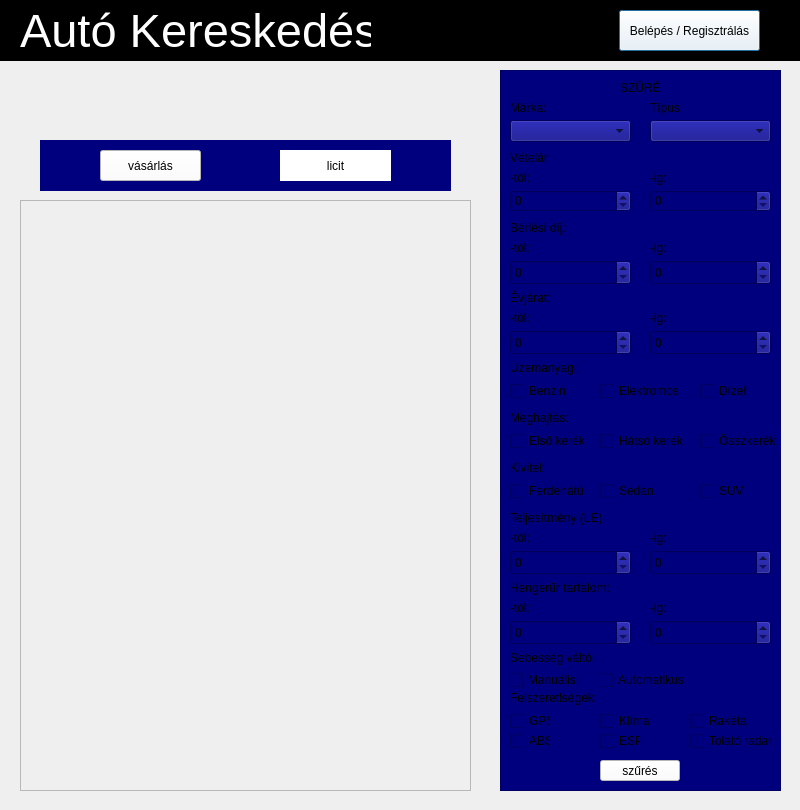
Old version of the form autokereskedes/dialog.ui in the repository adreszka/szoftverfejlesztes_beadando.
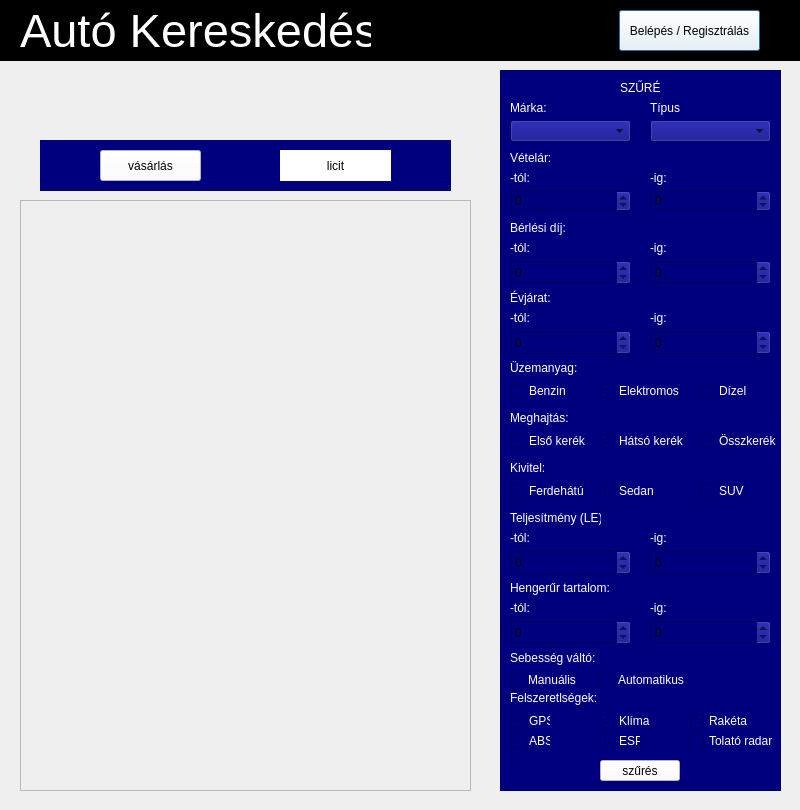
New version of the form. The open tabs and pages were chosen to show the change.

```diff
--- a/autokereskedes/dialog.ui
+++ b/autokereskedes/dialog.ui
@@ -150,6 +150,9 @@
         <height>16</height>
        </rect>
       </property>
+      <property name="styleSheet">
+       <string notr="true">color: rgb(255, 255, 255);</string>
+      </property>
       <property name="text">
        <string>Márka:</string>
       </property>
@@ -173,6 +176,9 @@
         <height>16</height>
        </rect>
       </property>
+      <property name="styleSheet">
+       <string notr="true">color: rgb(255, 255, 255);</string>
+      </property>
       <property name="text">
        <string>Típus:</string>
       </property>
@@ -196,6 +202,9 @@
         <height>16</height>
        </rect>
       </property>
+      <property name="styleSheet">
+       <string notr="true">color: rgb(255, 255, 255);</string>
+      </property>
       <property name="text">
        <string>Vételár:</string>
       </property>
@@ -222,6 +231,9 @@
         <height>16</height>
        </rect>
       </property>
+      <property name="styleSheet">
+       <string notr="true">color: rgb(255, 255, 255);</string>
+      </property>
       <property name="text">
        <string>-tól:</string>
       </property>
@@ -248,6 +260,9 @@
         <height>16</height>
        </rect>
       </property>
+      <property name="styleSheet">
+       <string notr="true">color: rgb(255, 255, 255);</string>
+      </property>
       <property name="text">
        <string>-ig:</string>
       </property>
@@ -261,6 +276,9 @@
         <height>16</height>
        </rect>
       </property>
+      <property name="styleSheet">
+       <string notr="true">color: rgb(255, 255, 255);</string>
+      </property>
       <property name="text">
        <string>SZŰRÉS</string>
       </property>
@@ -274,6 +292,9 @@
         <height>16</height>
        </rect>
       </property>
+      <property name="styleSheet">
+       <string notr="true">color: rgb(255, 255, 255);</string>
+      </property>
       <property name="text">
        <string>Bérlési díj:</string>
       </property>
@@ -287,6 +308,9 @@
         <height>16</height>
        </rect>
       </property>
+      <property name="styleSheet">
+       <string notr="true">color: rgb(255, 255, 255);</string>
+      </property>
       <property name="text">
        <string>-tól:</string>
       </property>
@@ -300,6 +324,9 @@
         <height>16</height>
        </rect>
       </property>
+      <property name="styleSheet">
+       <string notr="true">color: rgb(255, 255, 255);</string>
+      </property>
       <property name="text">
        <string>-ig:</string>
       </property>
@@ -339,6 +366,9 @@
         <height>16</height>
        </rect>
       </property>
+      <property name="styleSheet">
+       <string notr="true">color: rgb(255, 255, 255);</string>
+      </property>
       <property name="text">
        <string>Üzemanyag:</string>
       </property>
@@ -352,6 +382,9 @@
         <height>16</height>
        </rect>
       </property>
+      <property name="styleSheet">
+       <string notr="true">color: rgb(255, 255, 255);</string>
+      </property>
       <property name="text">
        <string>Meghajtás:</string>
       </property>
@@ -374,6 +407,9 @@
          <height>22</height>
         </rect>
        </property>
+       <property name="styleSheet">
+        <string notr="true">color: rgb(255, 255, 255);</string>
+       </property>
        <property name="text">
         <string>Benzin</string>
        </property>
@@ -390,6 +426,9 @@
          <height>22</height>
         </rect>
        </property>
+       <property name="styleSheet">
+        <string notr="true">color: rgb(255, 255, 255);</string>
+       </property>
        <property name="text">
         <string>Dízel</string>
        </property>
@@ -403,6 +442,9 @@
          <height>22</height>
         </rect>
        </property>
+       <property name="styleSheet">
+        <string notr="true">color: rgb(255, 255, 255);</string>
+       </property>
        <property name="text">
         <string>Elektromos</string>
        </property>
@@ -426,6 +468,9 @@
          <height>22</height>
         </rect>
        </property>
+       <property name="styleSheet">
+        <string notr="true">color: rgb(255, 255, 255);</string>
+       </property>
        <property name="text">
         <string>Első kerék</string>
        </property>
@@ -442,6 +487,9 @@
          <height>22</height>
         </rect>
        </property>
+       <property name="styleSheet">
+        <string notr="true">color: rgb(255, 255, 255);</string>
+       </property>
        <property name="text">
         <string>Hátsó kerék</string>
        </property>
@@ -455,6 +503,9 @@
          <height>22</height>
         </rect>
        </property>
+       <property name="styleSheet">
+        <string notr="true">color: rgb(255, 255, 255);</string>
+       </property>
        <property name="text">
         <string>Összkerék</string>
        </property>
@@ -469,6 +520,9 @@
         <height>16</height>
        </rect>
       </property>
+      <property name="styleSheet">
+       <string notr="true">color: rgb(255, 255, 255);</string>
+      </property>
       <property name="text">
        <string>Évjárat:</string>
       </property>
@@ -482,6 +536,9 @@
         <height>16</height>
        </rect>
       </property>
+      <property name="styleSheet">
+       <string notr="true">color: rgb(255, 255, 255);</string>
+      </property>
       <property name="text">
        <string>-tól:</string>
       </property>
@@ -495,6 +552,9 @@
         <height>16</height>
        </rect>
       </property>
+      <property name="styleSheet">
+       <string notr="true">color: rgb(255, 255, 255);</string>
+      </property>
       <property name="text">
        <string>-ig:</string>
       </property>
@@ -534,6 +594,9 @@
         <height>16</height>
        </rect>
       </property>
+      <property name="styleSheet">
+       <string notr="true">color: rgb(255, 255, 255);</string>
+      </property>
       <property name="text">
        <string>Felszeretlségek:</string>
       </property>
@@ -547,6 +610,9 @@
         <height>22</height>
        </rect>
       </property>
+      <property name="styleSheet">
+       <string notr="true">color: rgb(255, 255, 255);</string>
+      </property>
       <property name="text">
        <string>GPS</string>
       </property>
@@ -560,6 +626,9 @@
         <height>22</height>
        </rect>
       </property>
+      <property name="styleSheet">
+       <string notr="true">color: rgb(255, 255, 255);</string>
+      </property>
       <property name="text">
        <string>ABS</string>
       </property>
@@ -573,6 +642,9 @@
         <height>22</height>
        </rect>
       </property>
+      <property name="styleSheet">
+       <string notr="true">color: rgb(255, 255, 255);</string>
+      </property>
       <property name="text">
        <string>Klíma</string>
       </property>
@@ -586,6 +658,9 @@
         <height>22</height>
        </rect>
       </property>
+      <property name="styleSheet">
+       <string notr="true">color: rgb(255, 255, 255);</string>
+      </property>
       <property name="text">
        <string>ESP</string>
       </property>
@@ -599,6 +674,9 @@
         <height>22</height>
        </rect>
       </property>
+      <property name="styleSheet">
+       <string notr="true">color: rgb(255, 255, 255);</string>
+      </property>
       <property name="text">
        <string>Rakéta</string>
       </property>
@@ -612,6 +690,9 @@
         <height>22</height>
        </rect>
       </property>
+      <property name="styleSheet">
+       <string notr="true">color: rgb(255, 255, 255);</string>
+      </property>
       <property name="text">
        <string>Tolató radar</string>
       </property>
@@ -625,6 +706,9 @@
         <height>16</height>
        </rect>
       </property>
+      <property name="styleSheet">
+       <string notr="true">color: rgb(255, 255, 255);</string>
+      </property>
       <property name="text">
        <string>Kivitel:</string>
       </property>
@@ -647,6 +731,9 @@
          <height>22</height>
         </rect>
        </property>
+       <property name="styleSheet">
+        <string notr="true">color: rgb(255, 255, 255);</string>
+       </property>
        <property name="text">
         <string>Ferdehátú</string>
        </property>
@@ -663,6 +750,9 @@
          <height>22</height>
         </rect>
        </property>
+       <property name="styleSheet">
+        <string notr="true">color: rgb(255, 255, 255);</string>
+       </property>
        <property name="text">
         <string>Sedan</string>
        </property>
@@ -676,6 +766,9 @@
          <height>22</height>
         </rect>
        </property>
+       <property name="styleSheet">
+        <string notr="true">color: rgb(255, 255, 255);</string>
+       </property>
        <property name="text">
         <string>SUV</string>
        </property>
@@ -690,6 +783,9 @@
         <height>16</height>
        </rect>
       </property>
+      <property name="styleSheet">
+       <string notr="true">color: rgb(255, 255, 255);</string>
+      </property>
       <property name="text">
        <string>Teljesítmény (LE):</string>
       </property>
@@ -703,6 +799,9 @@
         <height>16</height>
        </rect>
       </property>
+      <property name="styleSheet">
+       <string notr="true">color: rgb(255, 255, 255);</string>
+      </property>
       <property name="text">
        <string>-tól:</string>
       </property>
@@ -716,6 +815,9 @@
         <height>16</height>
        </rect>
       </property>
+      <property name="styleSheet">
+       <string notr="true">color: rgb(255, 255, 255);</string>
+      </property>
       <property name="text">
        <string>-ig:</string>
       </property>
@@ -755,6 +857,9 @@
         <height>16</height>
        </rect>
       </property>
+      <property name="styleSheet">
+       <string notr="true">color: rgb(255, 255, 255);</string>
+      </property>
       <property name="text">
        <string>Hengerűr tartalom:</string>
       </property>
@@ -768,6 +873,9 @@
         <height>16</height>
        </rect>
       </property>
+      <property name="styleSheet">
+       <string notr="true">color: rgb(255, 255, 255);</string>
+      </property>
       <property name="text">
        <string>-tól:</string>
       </property>
@@ -781,6 +889,9 @@
         <height>16</height>
        </rect>
       </property>
+      <property name="styleSheet">
+       <string notr="true">color: rgb(255, 255, 255);</string>
+      </property>
       <property name="text">
        <string>-ig:</string>
       </property>
@@ -820,6 +931,9 @@
         <height>16</height>
        </rect>
       </property>
+      <property name="styleSheet">
+       <string notr="true">color: rgb(255, 255, 255);</string>
+      </property>
       <property name="text">
        <string>Sebesség váltó:</string>
       </property>
@@ -842,6 +956,9 @@
          <height>22</height>
         </rect>
        </property>
+       <property name="styleSheet">
+        <string notr="true">color: rgb(255, 255, 255);</string>
+       </property>
        <property name="text">
         <string>Manuális</string>
        </property>
@@ -858,6 +975,9 @@
          <height>22</height>
         </rect>
        </property>
+       <property name="styleSheet">
+        <string notr="true">color: rgb(255, 255, 255);</string>
+       </property>
        <property name="text">
         <string>Automatikus</string>
        </property>
```
Left out of the diff: 2 changed lines with no effect on the pictures.
